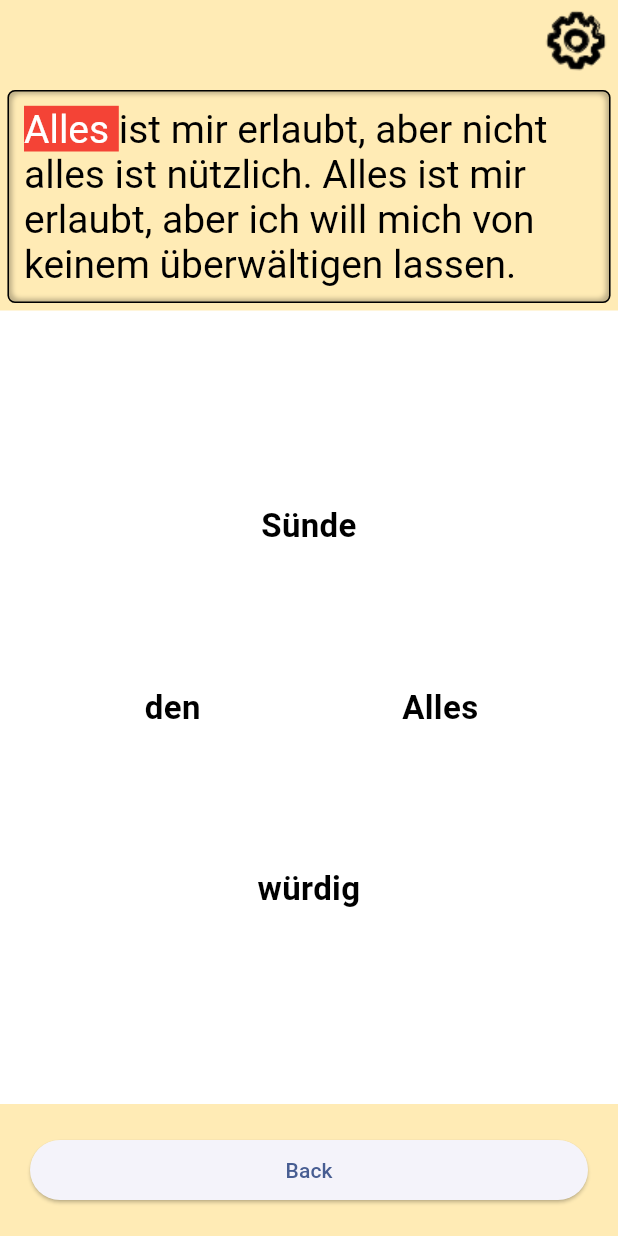
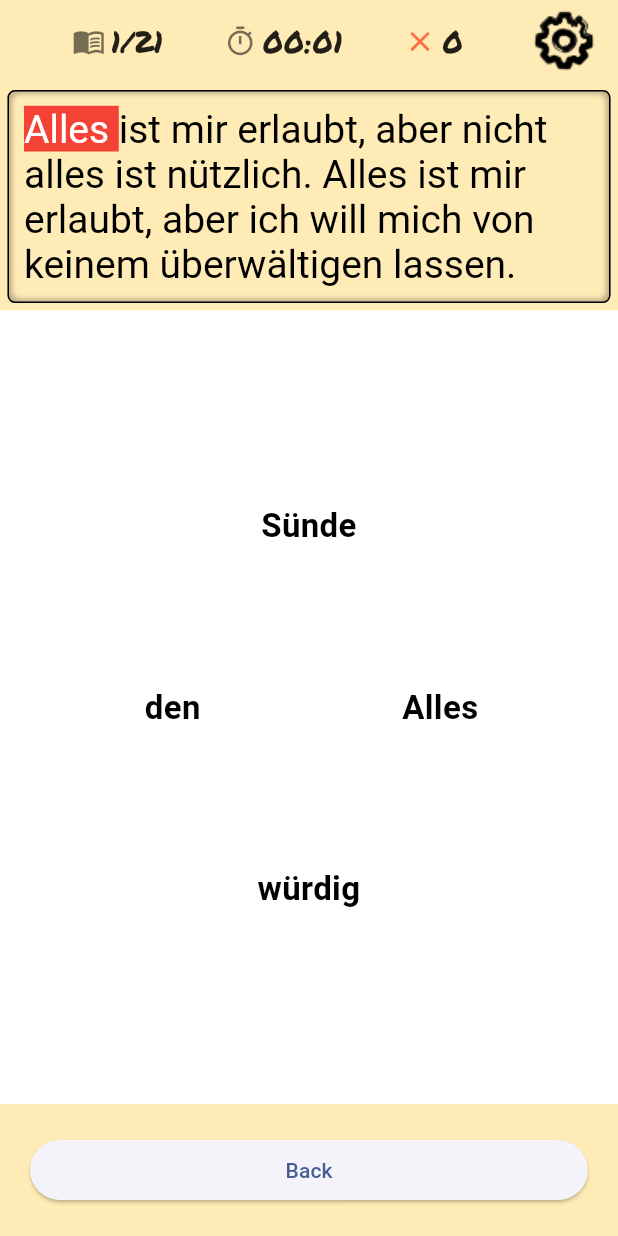
Before and after one commit to Paradoxianer/flying_words, a Flutter app: the PlaySessionScreen screen opened directly with sample values from the repository, on a phone screen of 412 x 824 dp. Run offline on Flutter 3.47's test engine with Material 3 defaults, Android fonts, the phone set to English and light mode, and no system bars; our stand-ins replace audioplayers, firebase_core, firebase_crashlytics, go_router, google_mobile_ads, in_app_purchase and 1 more; missing offline and left inert: games_services; accounts and stored records are empty.

Commit message:
Add a live scoreboard to the play screen
Fixes #11.

Shows the word progress (n/total), the elapsed time and the error
count next to the settings button while playing. The clock stops when
the lesson is finished so the celebration does not keep counting.

Co-Authored-By: Claude Fable 5 <noreply@anthropic.com>
Claude-Session: https://claude.ai/code/session_01C31aajg4sVKhdu6RmcpkPo

```diff
--- /dev/null
+++ b/lib/src/play_session/play_scoreboard.dart
@@ -0,0 +1,89 @@
+import 'dart:async';
+import 'dart:math';
+
+import 'package:flutter/material.dart';
+
+import '../game_internals/level_state.dart';
+
+/// A small live scoreboard shown during a play session: how far the player
+/// is into the verse, the elapsed time and the number of errors so far.
+class PlayScoreboard extends StatefulWidget {
+  final LevelState state;
+  final int wordCount;
+
+  const PlayScoreboard({
+    super.key,
+    required this.state,
+    required this.wordCount,
+  });
+
+  @override
+  State<PlayScoreboard> createState() => _PlayScoreboardState();
+}
+
+class _PlayScoreboardState extends State<PlayScoreboard> {
+  static const _textStyle = TextStyle(
+    fontFamily: 'Permanent Marker',
+    fontSize: 20,
+    color: Colors.black87,
+  );
+
+  late final Timer _timer;
+  Duration _elapsed = Duration.zero;
+
+  @override
+  void initState() {
+    super.initState();
+    _timer = Timer.periodic(const Duration(seconds: 1), (_) {
+      // Stop counting once the lesson is finished (celebration).
+      if (widget.state.wordIndex < widget.wordCount) {
+        setState(() {
+          _elapsed += const Duration(seconds: 1);
+        });
+      }
+    });
+    widget.state.addListener(_onStateChanged);
+  }
+
+  @override
+  void dispose() {
+    _timer.cancel();
+    widget.state.removeListener(_onStateChanged);
+    super.dispose();
+  }
+
+  void _onStateChanged() {
+    setState(() {});
+  }
+
+  String get _formattedTime {
+    final minutes = _elapsed.inMinutes.toString().padLeft(2, '0');
+    final seconds = (_elapsed.inSeconds % 60).toString().padLeft(2, '0');
+    return '$minutes:$seconds';
+  }
+
+  @override
+  Widget build(BuildContext context) {
+    final currentWord = min(widget.state.wordIndex + 1, widget.wordCount);
+    return Row(
+      mainAxisAlignment: MainAxisAlignment.spaceEvenly,
+      children: [
+        _entry(Icons.menu_book, '$currentWord/${widget.wordCount}'),
+        _entry(Icons.timer_outlined, _formattedTime),
+        _entry(Icons.close, '${widget.state.numErrors}',
+            iconColor: Colors.deepOrangeAccent),
+      ],
+    );
+  }
+
+  Widget _entry(IconData icon, String text, {Color? iconColor}) {
+    return Row(
+      mainAxisSize: MainAxisSize.min,
+      children: [
+        Icon(icon, size: 22, color: iconColor ?? Colors.black54),
+        const SizedBox(width: 4),
+        Text(text, style: _textStyle),
+      ],
+    );
+  }
+}
--- a/lib/src/play_session/play_session_screen.dart
+++ b/lib/src/play_session/play_session_screen.dart
@@ -8,6 +8,7 @@ import 'package:flutter/material.dart';
 import 'package:flying_words/src/game_internals/lesson.dart';
 import 'package:flying_words/src/play_session/flying_words.dart';
 import 'package:flying_words/src/game_internals/level_state.dart';
+import 'package:flying_words/src/play_session/play_scoreboard.dart';
 import 'package:flying_words/src/play_session/text_progress.dart';
 import 'package:go_router/go_router.dart';
 import 'package:logging/logging.dart' hide Level;
@@ -65,14 +66,27 @@ class _PlaySessionScreenState extends State<PlaySessionScreen> {
                 Column(
                   //mainAxisAlignment: MainAxisAlignment.center,
                   children: [
-                    Align(
-                      alignment: Alignment.centerRight,
-                      child: InkResponse(
-                        onTap: () => GoRouter.of(context).push('/settings'),
-                        child: Image.asset(
-                          'assets/images/settings.png',
-                          semanticLabel: 'Settings',
-                        ),
+                    Padding(
+                      padding: const EdgeInsets.symmetric(horizontal: 8),
+                      child: Row(
+                        children: [
+                          Expanded(
+                            child: Consumer<LevelState>(
+                              builder: (context, levelState, child) =>
+                                  PlayScoreboard(
+                                state: levelState,
+                                wordCount: widget.lesson.words.length,
+                              ),
+                            ),
+                          ),
+                          InkResponse(
+                            onTap: () => GoRouter.of(context).push('/settings'),
+                            child: Image.asset(
+                              'assets/images/settings.png',
+                              semanticLabel: 'Settings',
+                            ),
+                          ),
+                        ],
                       ),
                     ),
                     Consumer<LevelState>(
```
Also changed, not shown: 1 other file.
